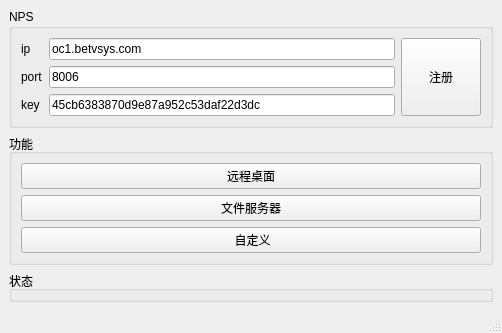
Old version of the form mainwindow.ui in the repository lus-zzz/BVSRemoteSupport.
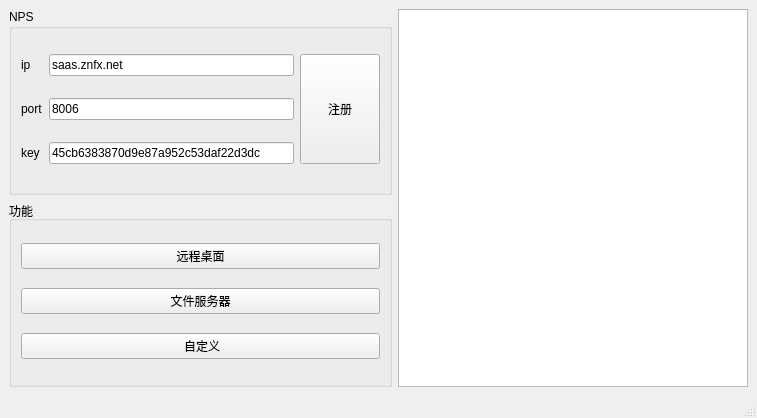
New version of the form.

Diff of the .ui file:
```diff
--- a/mainwindow.ui
+++ b/mainwindow.ui
@@ -6,8 +6,8 @@
    <rect>
     <x>0</x>
     <y>0</y>
-    <width>502</width>
-    <height>319</height>
+    <width>757</width>
+    <height>418</height>
    </rect>
   </property>
   <property name="windowTitle">
@@ -38,7 +38,7 @@
        <item row="0" column="1">
         <widget class="QLineEdit" name="lineEdit_ip">
          <property name="text">
-          <string>oc1.betvsys.com</string>
+          <string>saas.znfx.net</string>
          </property>
         </widget>
        </item>
@@ -109,10 +109,19 @@
       </layout>
      </widget>
     </item>
-    <item row="2" column="0">
-     <widget class="QGroupBox" name="groupBox_3">
-      <property name="title">
-       <string>状态</string>
+    <item row="0" column="1" rowspan="2">
+     <widget class="QTextEdit" name="textEdit">
+      <property name="minimumSize">
+       <size>
+        <width>0</width>
+        <height>0</height>
+       </size>
+      </property>
+      <property name="maximumSize">
+       <size>
+        <width>350</width>
+        <height>16777215</height>
+       </size>
       </property>
      </widget>
     </item>
```
Left out of the diff: 2 changed lines with no effect on the pictures.
